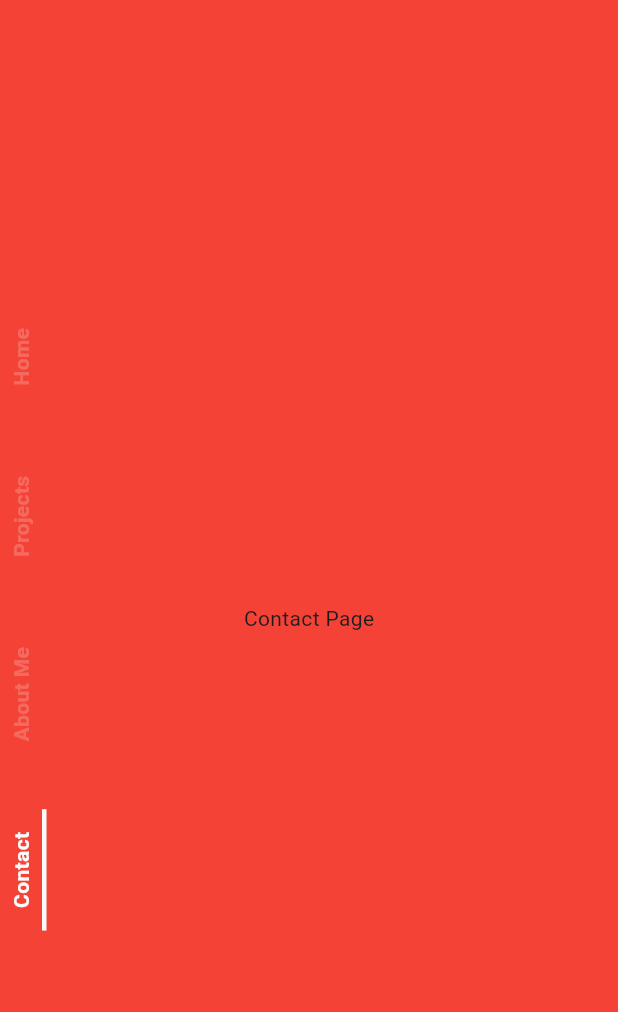
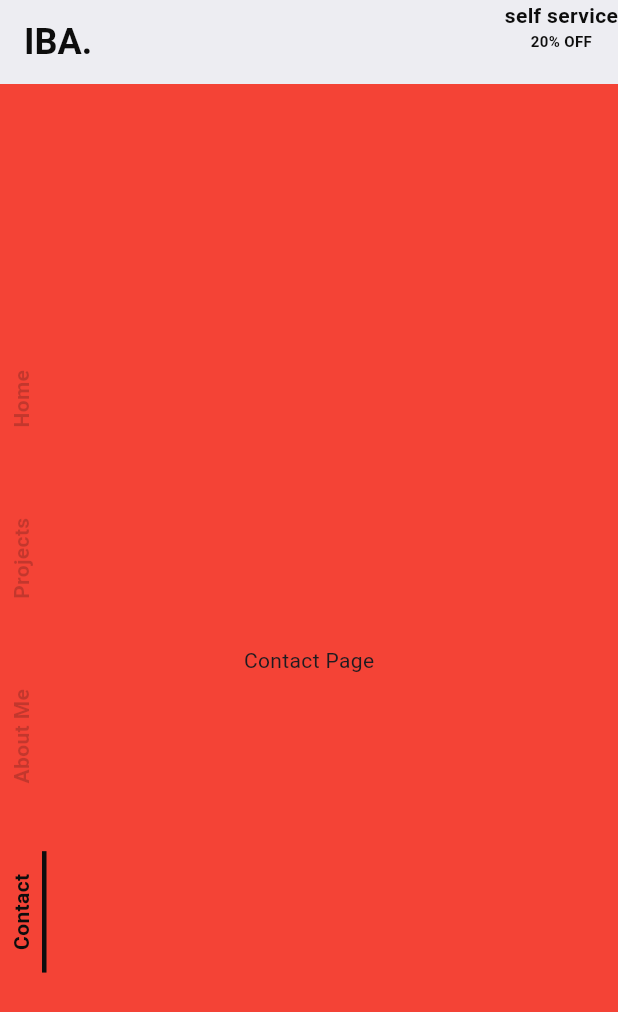
Before and after one commit to yhwachh/portfolio_app, a Flutter app: the screen it shows after launch, after a tap on "Contact", on a phone screen of 412 x 824 dp. Shown: the top 1012 px of the screen. Run offline on Flutter 3.47's test engine with Material 3 defaults, Android fonts, the phone set to English and light mode, and no system bars; our stand-ins replace auto_route; generated files the repository leaves out were written again.

Commit message:
[PRT-11]❇️created home page

```diff
--- a/lib/main.dart
+++ b/lib/main.dart
@@ -15,7 +15,7 @@ class MyApp extends StatelessWidget {
   @override
   Widget build(BuildContext context) {
     return AppTheme(
-      data: AppThemeData.dark(),
+      data: AppThemeData.light(),
       child: MaterialApp.router(
         debugShowCheckedModeBanner: false,
         title: 'Portfolio App',
@@ -24,7 +24,7 @@ class MyApp extends StatelessWidget {
           useMaterial3: true,
         ),
         supportedLocales: L10n.all,
-        locale: const Locale('en'),
+        locale: const Locale('fr'),
         localizationsDelegates: const [
           AppLocalizations.delegate,
           GlobalMaterialLocalizations.delegate,
--- a/lib/views/pages/home_page.dart
+++ b/lib/views/pages/home_page.dart
@@ -7,35 +7,31 @@ import 'package:portfolio_app/core/routes/app_router.gr.dart';
 import 'package:portfolio_app/views/pages/contact_page.dart';
 import 'package:portfolio_app/views/pages/left_menu.dart';
 
-import 'package:typing_text/typing_text.dart';
-
 @RoutePage()
 class HomePage extends StatelessWidget {
   const HomePage({super.key});
 
   @override
   Widget build(BuildContext context) {
+    final localizations = AppLocalizations.of(context)!;
+
     final theme = AppTheme.of(context);
     final screenSize = MediaQuery.of(context).size;
     final locale = AppLocalizations.of(context)!;
     return Center(
-      child: Padding(
-        padding: EdgeInsets.all(screenSize.width / 4),
-        child: TypingText(
-          words: [
-            'Bonjour',
-            'Je suis babyc',
-            "A customizable, animated text widget for Flutter apps, simulating the effect of typing. This package is ideal for creating engaging text animations, such as typing effects in chatbots, creative text displays in storytelling apps, or any application where text needs to be displayed dynamically and with visual flair."
-          ],
-          letterSpeed: Duration(milliseconds: 100),
-          wordSpeed: Duration(milliseconds: 1000),
-          style: TextStyle(
-            fontSize: 24,
-            fontWeight: FontWeight.bold,
-            color: theme.colors.textColor,
+        child: Padding(
+      padding: EdgeInsets.all(screenSize.width / 4),
+      child: Row(
+        children: [
+          TypingTextAnimation(
+            texts: [
+              localizations.txt_home_intro0,
+              localizations.txt_home_intro1
+            ],
+            textStyle: TextStyle(color: Colors.black, fontSize: 24.0),
           ),
-        ),
+        ],
       ),
-    );
+    ));
   }
 }
--- a/lib/views/portfolio_view.dart
+++ b/lib/views/portfolio_view.dart
@@ -36,6 +36,40 @@ class _PortfolioViewPageState extends State<PortfolioViewPage> {
   Widget build(BuildContext context) {
     final theme = AppTheme.of(context);
     return Scaffold(
+        appBar: AppBar(
+          centerTitle: false,
+          backgroundColor: theme.colors.bgColor,
+          title: Text(
+            'IBA.',
+            style: TextStyle(
+              color: theme.colors.textColor,
+              fontSize: 24,
+              fontWeight: FontWeight.bold,
+            ),
+          ),
+          actions: [
+            Column(
+              children: [
+                Text(
+                  'self service',
+                  style: TextStyle(
+                    color: theme.colors.textColor,
+                    fontSize: 14,
+                    fontWeight: FontWeight.bold,
+                  ),
+                ),
+                Text(
+                  '20% OFF',
+                  style: TextStyle(
+                    color: theme.colors.textColor,
+                    fontSize: 10,
+                    fontWeight: FontWeight.bold,
+                  ),
+                ),
+              ],
+            ),
+          ],
+        ),
         backgroundColor: theme.colors.bgColor,
         body: Stack(
           children: [
```
Lines whose indentation alone changed are shown as unchanged.
